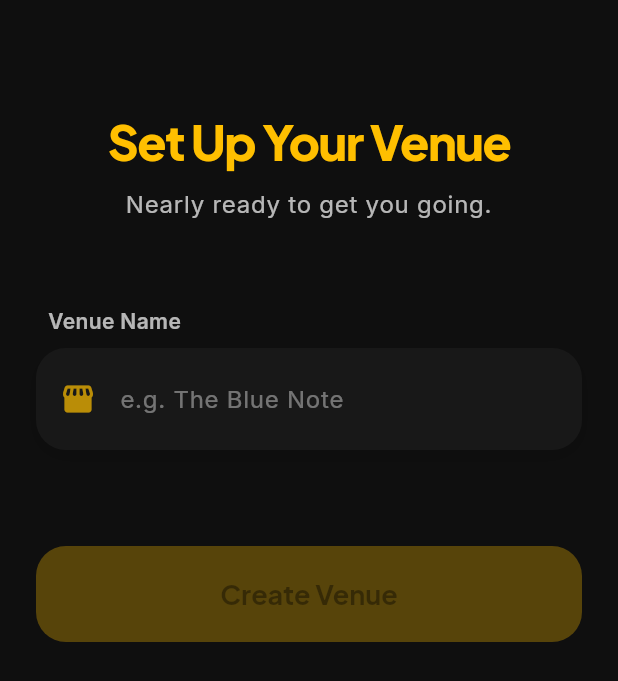
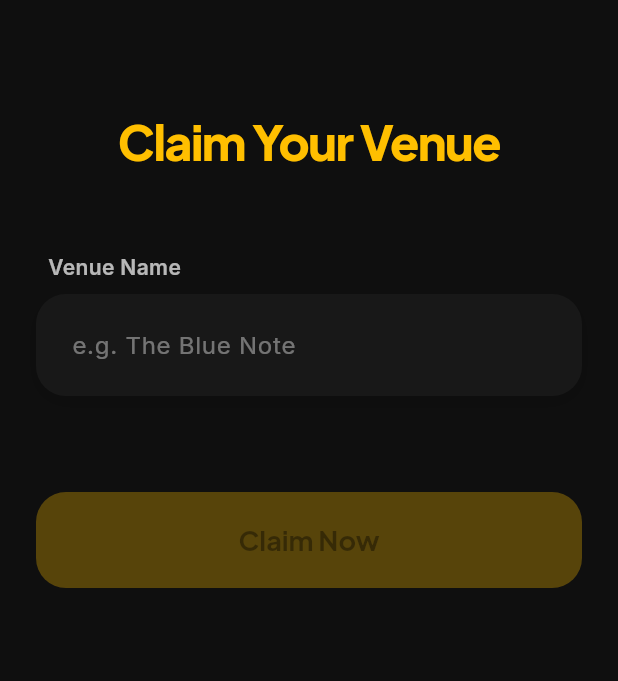
Before and after one commit to gthompson333/gig_slick, a Flutter app: the screen it shows once a user with an empty profile is signed in, on a phone screen of 412 x 824 dp. Shown: the top 681 px of the screen. Run offline on Flutter 3.47's test engine with Material 3 defaults, Android fonts, the phone set to English and light mode, and no system bars; our stand-ins replace cloud_firestore, equatable, firebase_auth, firebase_core, firebase_messaging, flutter_bloc and 5 more; accounts and stored records are empty; generated files the repository leaves out were written again; network calls fail.

Commit message:
feat: implement case-insensitive venue name validation and UI refinements

```diff
--- a/lib/features/create_venue/bloc/create_venue_state.dart
+++ b/lib/features/create_venue/bloc/create_venue_state.dart
@@ -12,6 +12,12 @@ class CreateVenueSuccess extends CreateVenueState {
   CreateVenueSuccess({required this.venueName});
 }
 
+class CreateVenueNameTaken extends CreateVenueState {
+  final String name;
+
+  CreateVenueNameTaken({required this.name});
+}
+
 class CreateVenueFailure extends CreateVenueState {
   final String error;
 
--- a/lib/features/create_venue/presentation/create_venue_page.dart
+++ b/lib/features/create_venue/presentation/create_venue_page.dart
@@ -68,6 +68,13 @@ class _CreateVenueViewState extends State<CreateVenueView> {
                 } else {
                   _showSecureVenueSheet(context, state.venueName);
                 }
+              } else if (state is CreateVenueNameTaken) {
+                _nameController.clear();
+                _showErrorAlert(
+                  context,
+                  'Name Unavailable',
+                  'The venue name "${state.name}" is already claimed. Please try another name.',
+                );
               } else if (state is CreateVenueFailure) {
                 ScaffoldMessenger.of(context).showSnackBar(
                   SnackBar(
@@ -104,18 +111,10 @@ class _CreateVenueViewState extends State<CreateVenueView> {
                 crossAxisAlignment: CrossAxisAlignment.stretch,
                 children: [
                   Text(
-                    'Set Up Your Venue',
+                    'Claim Your Venue',
                     textAlign: TextAlign.center,
                     style: theme.textTheme.displayLarge?.copyWith(
                       color: AppColors.electricAmber,
-                    ),
-                  ),
-                  const SizedBox(height: 12),
-                  Text(
-                    'Nearly ready to get you going.',
-                    textAlign: TextAlign.center,
-                    style: theme.textTheme.bodyLarge?.copyWith(
-                      color: AppColors.textSecondary,
                     ),
                   ),
                   const SizedBox(height: 56),
@@ -123,7 +122,6 @@ class _CreateVenueViewState extends State<CreateVenueView> {
                     controller: _nameController,
                     label: 'Venue Name',
                     hintText: 'e.g. The Blue Note',
-                    icon: Icons.storefront_rounded,
                   ),
                   const SizedBox(height: 64),
                   ValueListenableBuilder<TextEditingValue>(
@@ -164,7 +162,7 @@ class _CreateVenueViewState extends State<CreateVenueView> {
                                   ),
                                 )
                               : Text(
-                                  'Create Venue',
+                                  'Claim Now',
                                   style: theme.textTheme.titleLarge?.copyWith(
                                     fontWeight: FontWeight.bold,
                                     color: isButtonEnabled
@@ -497,7 +495,8 @@ class _CreateVenueViewState extends State<CreateVenueView> {
     required TextEditingController controller,
     required String label,
     required String hintText,
-    required IconData icon,
+    void Function(String)? onChanged,
+    IconData? icon,
     TextInputType? keyboardType,
   }) {
     final theme = Theme.of(context);
@@ -529,6 +528,7 @@ class _CreateVenueViewState extends State<CreateVenueView> {
           ),
           child: TextField(
             controller: controller,
+            onChanged: onChanged,
             keyboardType: keyboardType,
             style: theme.textTheme.bodyLarge,
             cursorColor: AppColors.electricAmber,
@@ -537,13 +537,15 @@ class _CreateVenueViewState extends State<CreateVenueView> {
               hintStyle: theme.textTheme.bodyLarge?.copyWith(
                 color: AppColors.textTertiary,
               ),
-              prefixIcon: Padding(
+              prefixIcon: icon != null
+                  ? Padding(
                       padding: const EdgeInsets.only(left: 16, right: 12),
                       child: Icon(
                         icon,
                         color: AppColors.electricAmber.withValues(alpha: 0.7),
                       ),
-              ),
+                    )
+                  : null,
               border: InputBorder.none,
               contentPadding: const EdgeInsets.symmetric(
                 horizontal: 24,
--- a/lib/features/create_venue/repository/create_venue_repository.dart
+++ b/lib/features/create_venue/repository/create_venue_repository.dart
@@ -2,4 +2,6 @@ abstract class CreateVenueRepository {
   Future<void> createVenue({
     required String name,
   });
+
+  Future<bool> isVenueNameAvailable(String name);
 }
--- a/lib/features/sign_in/presentation/sign_in_page.dart
+++ b/lib/features/sign_in/presentation/sign_in_page.dart
@@ -126,6 +126,7 @@ class _SignInViewState extends State<SignInView> {
                           textAlign: TextAlign.center,
                           style: theme.textTheme.titleMedium?.copyWith(
                             color: AppColors.textSecondary,
+                            fontSize: 18,
                             fontWeight: FontWeight.w500,
                             letterSpacing: 0.2,
                           ),
@@ -140,7 +141,7 @@ class _SignInViewState extends State<SignInView> {
                         Padding(
                           padding: const EdgeInsets.only(left: 4, bottom: 12),
                           child: Text(
-                            'MOBILE NUMBER',
+                            'PHONE NUMBER',
                             style: theme.textTheme.labelSmall?.copyWith(
                               color: AppColors.textTertiary,
                               fontWeight: FontWeight.w800,
@@ -224,7 +225,7 @@ class _SignInViewState extends State<SignInView> {
                                         mainAxisAlignment: MainAxisAlignment.center,
                                         children: [
                                           Text(
-                                            'CONTINUE',
+                                            'SIGN IN / CREATE',
                                             style: TextStyle(
                                               fontWeight: FontWeight.w900,
                                               fontSize: 16,
@@ -262,6 +263,7 @@ class _SignInViewState extends State<SignInView> {
                             style: theme.textTheme.labelSmall?.copyWith(
                               color: AppColors.textSecondary,
                               decoration: TextDecoration.underline,
+                              fontSize: 14,
                               fontWeight: FontWeight.w800,
                               letterSpacing: 1.2,
                             ),
```
Also changed, not shown: lib/features/create_venue/bloc/create_venue_bloc.dart (+8 -0 lines), lib/features/create_venue/repository/create_venue_repository_impl.dart (+16 -0 lines). Lines whose indentation alone changed are shown as unchanged.
